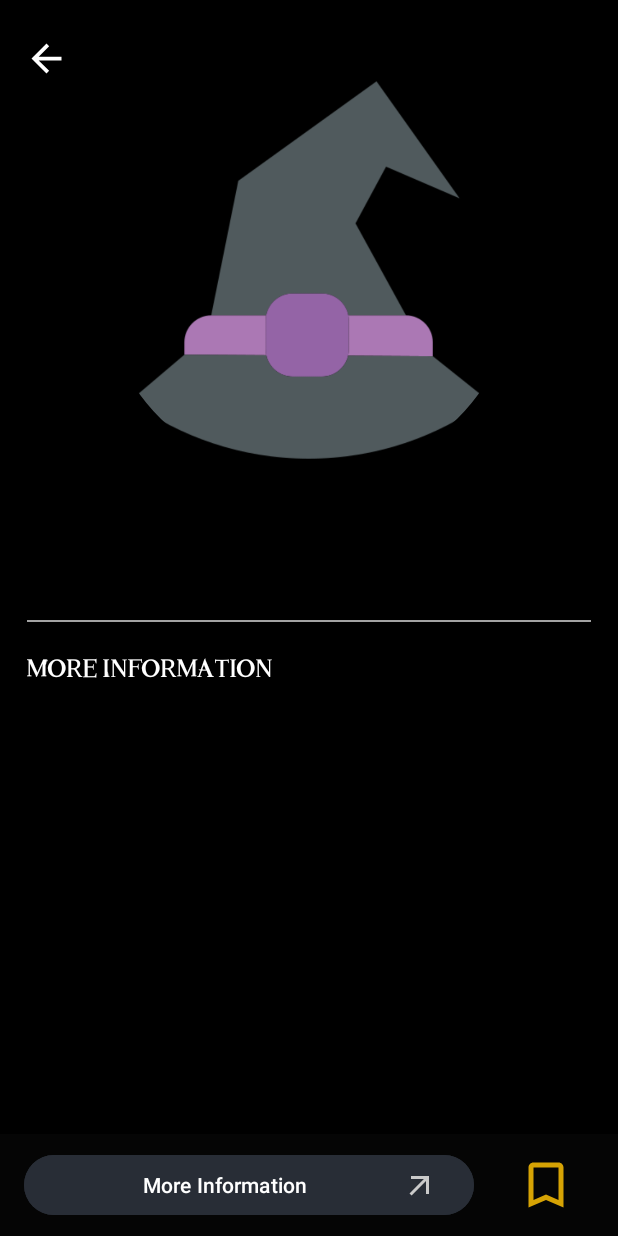
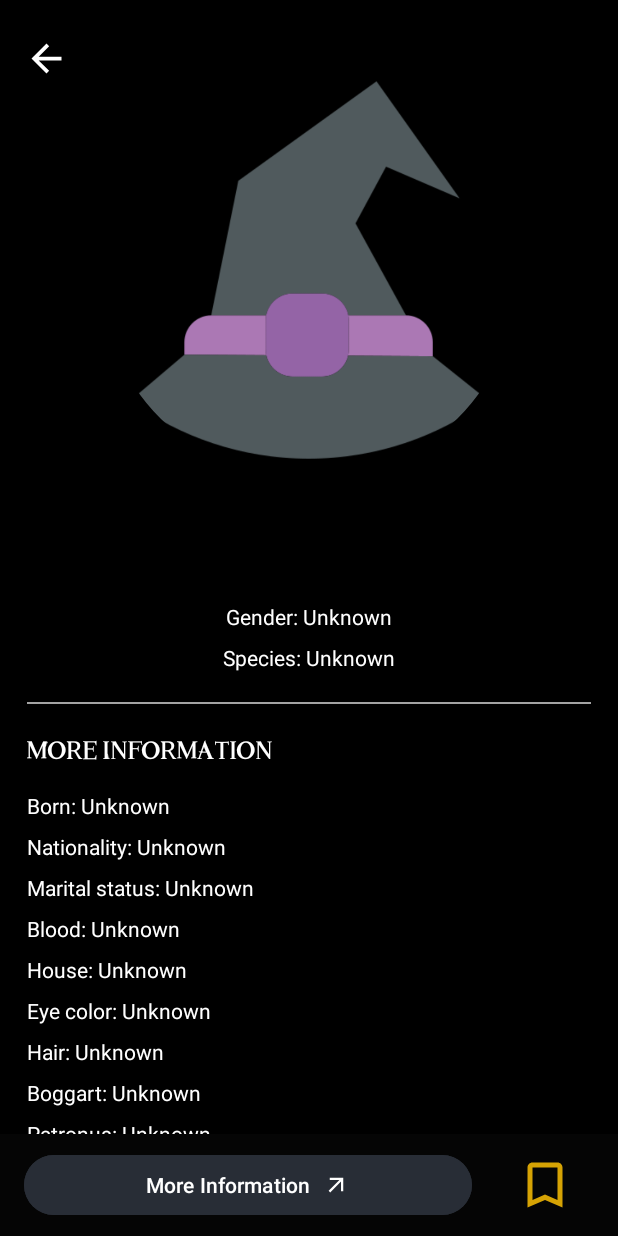
Before and after one commit to pyaestk/PotterVerse, an Android app: the CharacterDetailsActivity screen opened directly, with no data from a screen before it, on a phone screen of 412 x 824 dp. Run offline under Robolectric (Android 15) with nearby library versions, the phone set to English and light mode, and no system bars; pictures from the network do not load; 2 statements that could not run were skipped.

Commit message:
fixed UI

```diff
--- a/app/src/main/java/com/project/potterverse/Adapter/MovieAdapter.kt
+++ b/app/src/main/java/com/project/potterverse/Adapter/MovieAdapter.kt
@@ -39,5 +39,8 @@ class MovieAdapter: RecyclerView.Adapter<MovieAdapter.MovieViewHolder>() {
         holder.itemView.setOnClickListener {
             onItemClick.invoke(movieList[position])
         }
+        holder.binding.buttonSeeMore.setOnClickListener{
+            onItemClick.invoke(movieList[position])
+        }
     }
 }
--- a/app/src/main/java/com/project/potterverse/data/MovieDetails.kt
+++ b/app/src/main/java/com/project/potterverse/data/movieDetails/MovieDetails.kt
@@ -1,4 +1,4 @@
-package com.project.potterverse.data
+package com.project.potterverse.data.movieDetails
 
 data class MovieDetailAttributes(
     val box_office: String,
--- a/app/src/main/java/com/project/potterverse/data/retrofit/PotterApi.kt
+++ b/app/src/main/java/com/project/potterverse/retrofit/PotterApi.kt
@@ -1,9 +1,9 @@
-package com.project.potterverse.data.retrofit
+package com.project.potterverse.retrofit
 
 import com.project.potterverse.data.BooksList
 import com.project.potterverse.data.CharacterDetails.CharacterDetails
 import com.project.potterverse.data.CharactersList
-import com.project.potterverse.data.MovieDetails
+import com.project.potterverse.data.movieDetails.MovieDetails
 import com.project.potterverse.data.bookDetails.BookDetails
 import com.project.potterverse.data.movies.MovieList
 import retrofit2.Call
--- a/app/src/main/java/com/project/potterverse/data/retrofit/RetrofitInstance.kt
+++ b/app/src/main/java/com/project/potterverse/retrofit/RetrofitInstance.kt
@@ -1,4 +1,4 @@
-package com.project.potterverse.data.retrofit
+package com.project.potterverse.retrofit
 
 import retrofit2.Retrofit
 import retrofit2.converter.gson.GsonConverterFactory
--- a/app/src/main/java/com/project/potterverse/viewModel/BookDetailsViewModel.kt
+++ b/app/src/main/java/com/project/potterverse/viewModel/BookDetailsViewModel.kt
@@ -6,7 +6,7 @@ import androidx.lifecycle.MutableLiveData
 import androidx.lifecycle.ViewModel
 import com.project.potterverse.data.bookDetails.BookDetails
 import com.project.potterverse.data.bookDetails.BookDetailsData
-import com.project.potterverse.data.retrofit.RetrofitInstance
+import com.project.potterverse.retrofit.RetrofitInstance
 import retrofit2.Call
 import retrofit2.Callback
 import retrofit2.Response
--- a/app/src/main/java/com/project/potterverse/viewModel/CharacterDetailsViewModel.kt
+++ b/app/src/main/java/com/project/potterverse/viewModel/CharacterDetailsViewModel.kt
@@ -6,7 +6,7 @@ import androidx.lifecycle.MutableLiveData
 import androidx.lifecycle.ViewModel
 import com.project.potterverse.data.CharacterDetails.CharacterDetails
 import com.project.potterverse.data.CharacterDetails.CharacterDetailsData
-import com.project.potterverse.data.retrofit.RetrofitInstance
+import com.project.potterverse.retrofit.RetrofitInstance
 import retrofit2.Call
 import retrofit2.Callback
 import retrofit2.Response
--- a/app/src/main/res/layout/activity_character_details.xml
+++ b/app/src/main/res/layout/activity_character_details.xml
@@ -27,11 +27,12 @@
             android:layout_marginHorizontal="8dp"
             android:layout_weight="4"
             android:backgroundTint="@color/primary_color_light"
-            android:drawableRight="@drawable/ic_arrow_upward"
-            android:drawableTint="#CACACA"
             android:text="More Information"
             android:textColor="@color/white"
-            android:textSize="14sp" />
+            android:textSize="14sp"
+            app:icon="@drawable/ic_arrow_upward"
+            app:iconGravity="textEnd"
+            app:iconTint="@color/white" />
 
         <ImageView
             android:id="@+id/imageButton"
@@ -134,26 +135,15 @@
                         app:layout_constraintTop_toBottomOf="@+id/chrName">
 
                         <TextView
-                            android:id="@+id/bornTextView"
-                            android:layout_width="match_parent"
-                            android:layout_height="wrap_content"
-                            android:gravity="center_horizontal"
-                            android:text="Unknown"
-                            android:textColor="@color/white"
-                            android:textSize="14sp"
-                            android:visibility="gone"
-                            app:lineHeight="25dp" />
-
-                        <TextView
                             android:id="@+id/genderTextView"
                             android:layout_width="match_parent"
                             android:layout_height="wrap_content"
                             android:layout_marginTop="8dp"
                             android:gravity="center_horizontal"
-                            android:text="Unknown"
+                            android:text="Gender: Unknown"
                             android:textColor="@color/white"
                             android:textSize="14sp"
-                            android:visibility="gone" />
+                            android:visibility="visible" />
 
                         <TextView
                             android:id="@+id/speciesTextView"
@@ -161,98 +151,11 @@
                             android:layout_height="wrap_content"
                             android:layout_marginTop="8dp"
                             android:gravity="center_horizontal"
-                            android:text="Unknown"
+                            android:text="Species: Unknown"
                             android:textColor="@color/white"
                             android:textSize="14sp"
-                            android:visibility="gone" />
+                            android:visibility="visible" />
 
-                        <TextView
-                            android:id="@+id/nationalityTextView"
-                            android:layout_width="match_parent"
-                            android:layout_height="wrap_content"
-                            android:layout_marginTop="8dp"
-                            android:gravity="center_horizontal"
-                            android:text="Unknown"
-                            android:textColor="@color/white"
-                            android:textSize="14sp"
-                            android:visibility="gone" />
-
-                        <TextView
-                            android:id="@+id/maritalStatusTextView"
-                            android:layout_width="match_parent"
-                            android:layout_height="wrap_content"
-                            android:layout_marginTop="8dp"
-                            android:gravity="center_horizontal"
-                            android:text="Unknown"
-                            android:textColor="@color/white"
-                            android:textSize="14sp"
-                            android:visibility="gone" />
-
-                        <TextView
-                            android:id="@+id/bloodTextView"
-                            android:layout_width="match_parent"
-                            android:layout_height="wrap_content"
-                            android:layout_marginTop="8dp"
-                            android:gravity="center_horizontal"
-                            android:text="Unknown"
-                            android:textColor="@color/white"
-                            android:textSize="14sp"
-                            android:visibility="gone" />
-
-                        <TextView
-                            android:id="@+id/houseTextView"
-                            android:layout_width="match_parent"
-                            android:layout_height="wrap_content"
-                            android:layout_marginTop="8dp"
-                            android:gravity="center_horizontal"
-                            android:text="Unknown"
-                            android:textColor="@color/white"
-                            android:textSize="14sp"
-                            android:visibility="gone" />
-
-                        <TextView
-                            android:id="@+id/eyeColorTextView"
-                            android:layout_width="match_parent"
-                            android:layout_height="wrap_content"
-                            android:layout_marginTop="8dp"
-                            android:gravity="center_horizontal"
-                            android:text="Unknown"
-                            android:textColor="@color/white"
-                            android:textSize="14sp"
-                            android:visibility="gone" />
-
-                        <TextView
-                            android:id="@+id/hairTextView"
-                            android:layout_width="match_parent"
-                            android:layout_height="wrap_content"
-                            android:layout_marginTop="8dp"
-                            android:gravity="center_horizontal"
-                            android:text="Unknown"
-                            android:textColor="@color/white"
-                            android:textSize="14sp"
-                            android:visibility="gone" />
-
-                        <TextView
-                            android:id="@+id/boggartTextView"
-                            android:layout_width="match_parent"
-                            android:layout_height="wrap_content"
-                            android:layout_marginTop="8dp"
-                            android:gravity="center_horizontal"
-                            android:text="Unknown"
-                            android:textColor="@color/white"
-                            android:textSize="14sp"
-                            android:visibility="gone" />
-
-                        <TextView
-                            android:id="@+id/patronusTextView"
-                            android:layout_width="match_parent"
-                            android:layout_height="wrap_content"
-                            android:layout_marginTop="8dp"
-                            android:gravity="center_horizontal"
-                            android:text="Unknown"
-                            android:textColor="@color/white"
-                            android:textSize="14sp"
-                            android:visibility="gone" />
                     </LinearLayout>
 
                 </androidx.constraintlayout.widget.ConstraintLayout>
@@ -273,6 +176,104 @@
                     android:textColor="@color/white"
                     android:textSize="14sp" />
 
+                <LinearLayout
+                    android:layout_width="match_parent"
+                    android:layout_height="match_parent"
+                    android:layout_marginTop="16dp"
+                    android:orientation="vertical">
+
+                    <TextView
+                        android:id="@+id/bornTextView"
+                        android:layout_width="match_parent"
+                        android:layout_height="wrap_content"
+                        android:text="Born: Unknown"
+                        android:textColor="@color/white"
+                        android:textSize="14sp"
+                        android:visibility="visible"
+                        app:lineHeight="25dp" />
+
+                    <TextView
+                        android:id="@+id/nationalityTextView"
+                        android:layout_width="match_parent"
+                        android:layout_height="wrap_content"
+                        android:layout_marginTop="8dp"
+                        android:text="Nationality: Unknown"
+                        android:textColor="@color/white"
+                        android:textSize="14sp"
+                        android:visibility="visible" />
+
+                    <TextView
+                        android:id="@+id/maritalStatusTextView"
+                        android:layout_width="match_parent"
+                        android:layout_height="wrap_content"
+                        android:layout_marginTop="8dp"
+                        android:text="Marital status: Unknown"
+                        android:textColor="@color/white"
+                        android:textSize="14sp"
+                        android:visibility="visible" />
+
+                    <TextView
+                        android:id="@+id/bloodTextView"
+                        android:layout_width="match_parent"
+                        android:layout_height="wrap_content"
+                        android:layout_marginTop="8dp"
+                        android:text="Blood: Unknown"
+                        android:textColor="@color/white"
+                        android:textSize="14sp"
+                        android:visibility="visible" />
+
+                    <TextView
+                        android:id="@+id/houseTextView"
+                        android:layout_width="match_parent"
+                        android:layout_height="wrap_content"
+                        android:layout_marginTop="8dp"
+                        android:text="House: Unknown"
+                        android:textColor="@color/white"
+                        android:textSize="14sp"
+                        android:visibility="visible" />
+
+                    <TextView
+                        android:id="@+id/eyeColorTextView"
+                        android:layout_width="match_parent"
+                        android:layout_height="wrap_content"
+                        android:layout_marginTop="8dp"
+                        android:text="Eye color: Unknown"
+                        android:textColor="@color/white"
+                        android:textSize="14sp"
+                        android:visibility="visible" />
+
+                    <TextView
+                        android:id="@+id/hairTextView"
+                        android:layout_width="match_parent"
+                        android:layout_height="wrap_content"
+                        android:layout_marginTop="8dp"
+                        android:text="Hair: Unknown"
+                        android:textColor="@color/white"
+                        android:textSize="14sp"
+                        android:visibility="visible" />
+
+                    <TextView
+                        android:id="@+id/boggartTextView"
+                        android:layout_width="match_parent"
+                        android:layout_height="wrap_content"
+                        android:layout_marginTop="8dp"
+                        android:text="Boggart: Unknown"
+                        android:textColor="@color/white"
+                        android:textSize="14sp"
+                        android:visibility="visible" />
+
+                    <TextView
+                        android:id="@+id/patronusTextView"
+                        android:layout_width="match_parent"
+                        android:layout_height="wrap_content"
+                        android:layout_marginTop="8dp"
+                        android:text="Patronus: Unknown"
+                        android:textColor="@color/white"
+                        android:textSize="14sp"
+                        android:visibility="visible" />
+
+                </LinearLayout>
+
             </LinearLayout>
 
         </androidx.constraintlayout.widget.ConstraintLayout>
--- a/app/src/main/res/layout/fragment_movies.xml
+++ b/app/src/main/res/layout/fragment_movies.xml
@@ -14,6 +14,7 @@
         android:layout_height="match_parent"
         android:layout_marginStart="8dp"
         android:layout_marginTop="5dp"
+        android:layout_marginEnd="8dp"
         app:layout_constraintBottom_toBottomOf="parent"
         app:layout_constraintEnd_toEndOf="parent"
         app:layout_constraintStart_toStartOf="parent"
--- a/app/src/main/res/layout/item_movie.xml
+++ b/app/src/main/res/layout/item_movie.xml
@@ -4,7 +4,7 @@
     xmlns:app="http://schemas.android.com/apk/res-auto"
     xmlns:tools="http://schemas.android.com/tools"
     android:layout_width="165dp"
-    android:layout_height="wrap_content"
+    android:layout_height="240dp"
     app:cardBackgroundColor="@color/black"
     app:cardUseCompatPadding="true">
 
@@ -14,8 +14,8 @@
 
         <ImageView
             android:id="@+id/movieImageView"
-            android:layout_width="0dp"
-            android:layout_height="240dp"
+            android:layout_width="match_parent"
+            android:layout_height="match_parent"
             android:scaleType="centerCrop"
             app:layout_constraintBottom_toBottomOf="parent"
             app:layout_constraintEnd_toEndOf="parent"
```
Also changed, not shown: app/src/main/java/com/project/potterverse/viewModel/MainViewModel.kt (+14 -9 lines), app/src/main/java/com/project/potterverse/viewModel/MovieDetailsViewModel.kt (+3 -5 lines), app/src/main/java/com/project/potterverse/views/fragments/homeFragment.kt (+2 -7 lines), app/src/main/res/layout/activity_book_details.xml (+10 -8 lines), app/src/main/res/layout/activity_movie_details.xml (+4 -3 lines), app/src/main/res/layout/fragment_home.xml (+39 -39 lines), app/src/main/res/layout/item_book.xml (+8 -7 lines), app/src/main/res/layout/item_book_fragment.xml (+7 -5 lines), app/src/main/res/layout/item_movie_fragment.xml (+35 -15 lines).
